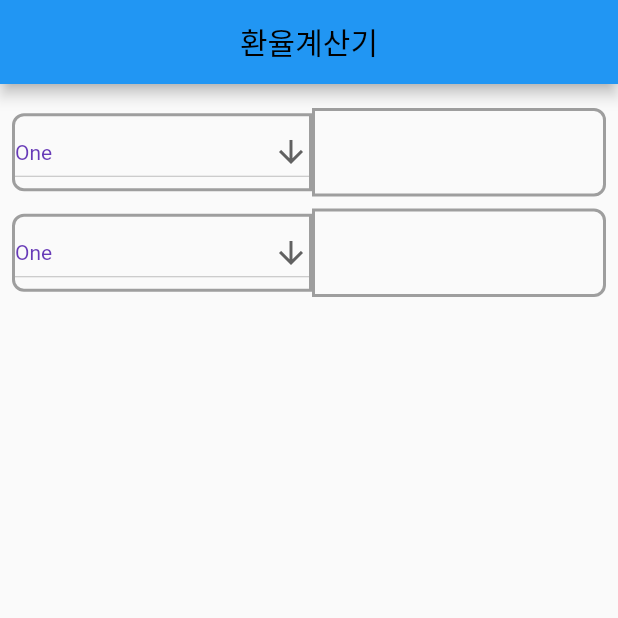
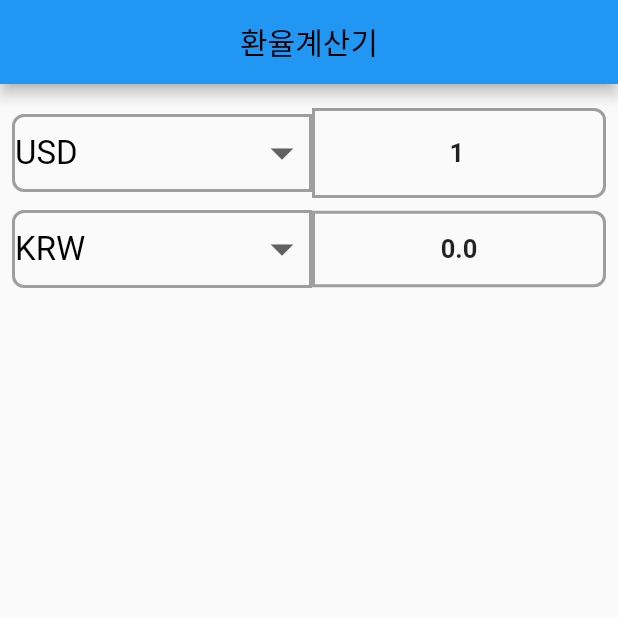
Before and after one commit to fulmoon/currency_converter, a Flutter app: the screen it shows after launch, on a phone screen of 412 x 824 dp, the top half of it. Run offline on Flutter 3.47's test engine with Material 2 defaults, Android fonts, the phone set to English and light mode, and no system bars.

Commit message:
Feat: complete UI    #Air

```diff
--- a/lib/currency_converter.dart
+++ b/lib/currency_converter.dart
@@ -1,4 +1,5 @@
 import 'package:flutter/material.dart';
+import 'package:flutter/services.dart';
 
 class CurrencyConvert extends StatefulWidget {
   const CurrencyConvert({Key? key}) : super(key: key);
@@ -8,7 +9,7 @@ class CurrencyConvert extends StatefulWidget {
 }
 
 class _CurrencyConvertState extends State<CurrencyConvert> {
-  final TextEditingController _controller = TextEditingController();
+  final TextEditingController _controller = TextEditingController(text: "1");
 
   List<Map<String, dynamic>> currencyList = [
     {"USD": 1},
@@ -16,10 +17,16 @@ class _CurrencyConvertState extends State<CurrencyConvert> {
     {"AFN": 89.7035},
     {"ALL": 113.5506},
     {"AMD": 405.3498},
+    {"KRW": 1300.8174}
   ];
 
-  String currencyChoose = 'zero';
-  String dropdownValue = 'One';
+  List<String> countries = ["USD", "AED", "AFN", "ALL", "AMD", "KRW"];
+  List<double> currencies = [1, 3.6725, 89.7035, 113.5506, 405.3498, 300.8174];
+
+  String chooseFirst = 'USD';
+  String chooseSecond = 'KRW';
+
+  final double convertResult = 0.0;
 
   @override
   void dispose() {
@@ -57,21 +64,25 @@ class _CurrencyConvertState extends State<CurrencyConvert> {
                           topLeft: Radius.circular(8),
                         ),
                     ),
-                    child: DropdownButton<String>(
+                    child: DropdownButton(
+                      hint: const Text('Select currency'),
                       isExpanded: true,
-                      dropdownColor: Colors.grey,
-                      value: dropdownValue,
-                      icon: const Icon(Icons.arrow_downward),
+                      underline: const SizedBox(),
+                      dropdownColor: Colors.white,
+                      value: chooseFirst,
+                      icon: const Icon(Icons.arrow_drop_down),
+                      iconSize: 36,
                       elevation: 16,
-                      style: const TextStyle(color: Colors.deepPurple),
+                      style: const TextStyle(
+                      color: Colors.black,
+                      fontSize: 22),
                       onChanged: (String? newValue) {
                         setState(() {
-                          dropdownValue = newValue!;
+                          chooseFirst = newValue!;
                         });
                       },
-                      items: <String>['One', 'Two', 'Free', 'Four']
-                          .map<DropdownMenuItem<String>>((String value) {
-                        return DropdownMenuItem<String>(
+                      items: countries.map((value) {
+                        return DropdownMenuItem(
                           value: value,
                           child: Text(value, textAlign: TextAlign.center,),
                         );
@@ -80,7 +91,12 @@ class _CurrencyConvertState extends State<CurrencyConvert> {
                   ),
                   Flexible(
                     child: TextField(
+                      style: const TextStyle( fontSize: 17,
+                          fontWeight: FontWeight.bold,),
+                      textAlign: TextAlign.center,
                       controller: _controller,
+                      keyboardType: TextInputType.number,
+                      inputFormatters: [FilteringTextInputFormatter.allow(RegExp('[0-9]'))],
                       decoration: const InputDecoration(
                         enabledBorder: OutlineInputBorder(
                           borderSide: BorderSide(color: Colors.grey, width: 2),
@@ -96,7 +112,7 @@ class _CurrencyConvertState extends State<CurrencyConvert> {
               ),
             ),
             Padding(
-              padding: const EdgeInsets.only(top: 8),
+              padding: const EdgeInsets.only(top: 8.0),
               child: Row(
                 children: [
                   Container(
@@ -111,21 +127,25 @@ class _CurrencyConvertState extends State<CurrencyConvert> {
                         topLeft: Radius.circular(8),
                       ),
                     ),
-                    child: DropdownButton<String>(
+                    child: DropdownButton(
+                      hint: const Text('Select currency'),
                       isExpanded: true,
-                      dropdownColor: Colors.grey,
-                      value: dropdownValue,
-                      icon: const Icon(Icons.arrow_downward),
+                      underline: const SizedBox(),
+                      dropdownColor: Colors.white,
+                      value: chooseSecond,
+                      icon: const Icon(Icons.arrow_drop_down),
+                      iconSize: 36,
                       elevation: 16,
-                      style: const TextStyle(color: Colors.deepPurple),
+                      style: const TextStyle(
+                          color: Colors.black,
+                          fontSize: 22),
                       onChanged: (String? newValue) {
                         setState(() {
-                          dropdownValue = newValue!;
+                          chooseSecond = newValue!;
                         });
                       },
-                      items: <String>['One', 'Two', 'Free', 'Four']
-                          .map<DropdownMenuItem<String>>((String value) {
-                        return DropdownMenuItem<String>(
+                      items: countries.map((value) {
+                        return DropdownMenuItem(
                           value: value,
                           child: Text(value, textAlign: TextAlign.center,),
                         );
@@ -133,15 +153,24 @@ class _CurrencyConvertState extends State<CurrencyConvert> {
                     ),
                   ),
                   Flexible(
-                    child: TextField(
-                      controller: _controller,
-                      decoration: const InputDecoration(
-                        enabledBorder: OutlineInputBorder(
-                          borderSide: BorderSide(color: Colors.grey, width: 2),
-                          borderRadius: BorderRadius.only(
-                            bottomRight: Radius.circular(8),
-                            topRight: Radius.circular(8),
-                          ),
+                    child: Container(
+                      width: 400,
+                      height: 51,
+                      alignment: Alignment.center,
+                      decoration: BoxDecoration(
+                        border: Border.all(
+                          width: 2,
+                          color: Colors.grey,
+                        ),
+                        borderRadius: const BorderRadius.only(
+                          bottomRight: Radius.circular(8),
+                          topRight: Radius.circular(8),
+                        ),
+                      ),
+                      // 통화 값 계산 convertResult! = ;
+                      child: Text("$convertResult",
+                        style: const TextStyle( fontSize: 17,
+                            fontWeight: FontWeight.bold,
                         ),
                       ),
                     ),
```
